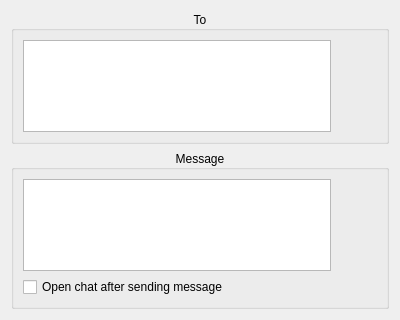
This is src/desktop/GuiCreateMessage.ui in hwgao/beebeep as Qt 5 draws it before an edit. The edited form follows.
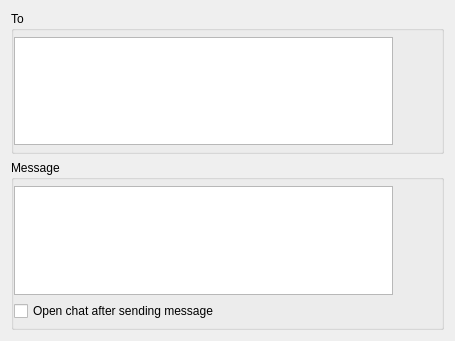
This is the edited form. Icons and pictures are not drawn. Custom widgets are drawn as their Qt base class.

The edit to the form file:
```diff
--- a/src/desktop/GuiCreateMessage.ui
+++ b/src/desktop/GuiCreateMessage.ui
@@ -6,8 +6,8 @@
    <rect>
     <x>0</x>
     <y>0</y>
-    <width>400</width>
-    <height>320</height>
+    <width>455</width>
+    <height>341</height>
    </rect>
   </property>
   <property name="sizePolicy">
@@ -22,13 +22,22 @@
      <property name="title">
       <string>Message</string>
      </property>
-     <property name="alignment">
-      <set>Qt::AlignCenter</set>
-     </property>
      <property name="flat">
       <bool>true</bool>
      </property>
      <layout class="QGridLayout" name="gridLayout_3">
+      <property name="leftMargin">
+       <number>0</number>
+      </property>
+      <property name="topMargin">
+       <number>6</number>
+      </property>
+      <property name="rightMargin">
+       <number>0</number>
+      </property>
+      <property name="bottomMargin">
+       <number>6</number>
+      </property>
       <item row="0" column="0" rowspan="3">
        <widget class="GuiMessageEdit" name="mp_teMessage">
         <property name="sizePolicy">
@@ -51,7 +60,14 @@
         </property>
        </widget>
       </item>
-      <item row="1" column="1">
+      <item row="3" column="0">
+       <widget class="QCheckBox" name="mp_cbOpenChat">
+        <property name="text">
+         <string>Open chat after sending message</string>
+        </property>
+       </widget>
+      </item>
+      <item row="2" column="1">
        <widget class="QPushButton" name="mp_pbSend">
         <property name="sizePolicy">
          <sizepolicy hsizetype="Fixed" vsizetype="Fixed">
@@ -61,14 +77,14 @@
         </property>
         <property name="minimumSize">
          <size>
-          <width>34</width>
-          <height>34</height>
+          <width>42</width>
+          <height>42</height>
          </size>
         </property>
         <property name="maximumSize">
          <size>
-          <width>50</width>
-          <height>50</height>
+          <width>42</width>
+          <height>42</height>
          </size>
         </property>
         <property name="toolTip">
@@ -89,7 +105,7 @@
         </property>
        </widget>
       </item>
-      <item row="0" column="1">
+      <item row="0" column="1" rowspan="2">
        <spacer name="verticalSpacer_2">
         <property name="orientation">
          <enum>Qt::Vertical</enum>
@@ -102,13 +118,6 @@
         </property>
        </spacer>
       </item>
-      <item row="3" column="0">
-       <widget class="QCheckBox" name="mp_cbOpenChat">
-        <property name="text">
-         <string>Open chat after sending message</string>
-        </property>
-       </widget>
-      </item>
      </layout>
     </widget>
    </item>
@@ -117,13 +126,22 @@
      <property name="title">
       <string>To</string>
      </property>
-     <property name="alignment">
-      <set>Qt::AlignCenter</set>
-     </property>
      <property name="flat">
       <bool>true</bool>
      </property>
      <layout class="QGridLayout" name="gridLayout">
+      <property name="leftMargin">
+       <number>0</number>
+      </property>
+      <property name="topMargin">
+       <number>6</number>
+      </property>
+      <property name="rightMargin">
+       <number>0</number>
+      </property>
+      <property name="bottomMargin">
+       <number>6</number>
+      </property>
       <item row="1" column="1">
        <spacer name="verticalSpacer">
         <property name="orientation">
@@ -139,6 +157,24 @@
       </item>
       <item row="0" column="1">
        <widget class="QPushButton" name="mp_pbEditUsers">
+        <property name="sizePolicy">
+         <sizepolicy hsizetype="Fixed" vsizetype="Fixed">
+          <horstretch>0</horstretch>
+          <verstretch>0</verstretch>
+         </sizepolicy>
+        </property>
+        <property name="minimumSize">
+         <size>
+          <width>42</width>
+          <height>42</height>
+         </size>
+        </property>
+        <property name="maximumSize">
+         <size>
+          <width>42</width>
+          <height>42</height>
+         </size>
+        </property>
         <property name="toolTip">
          <string>Add recipients</string>
         </property>
```
Left out of the diff: 1 changed line with no effect on the pictures.
